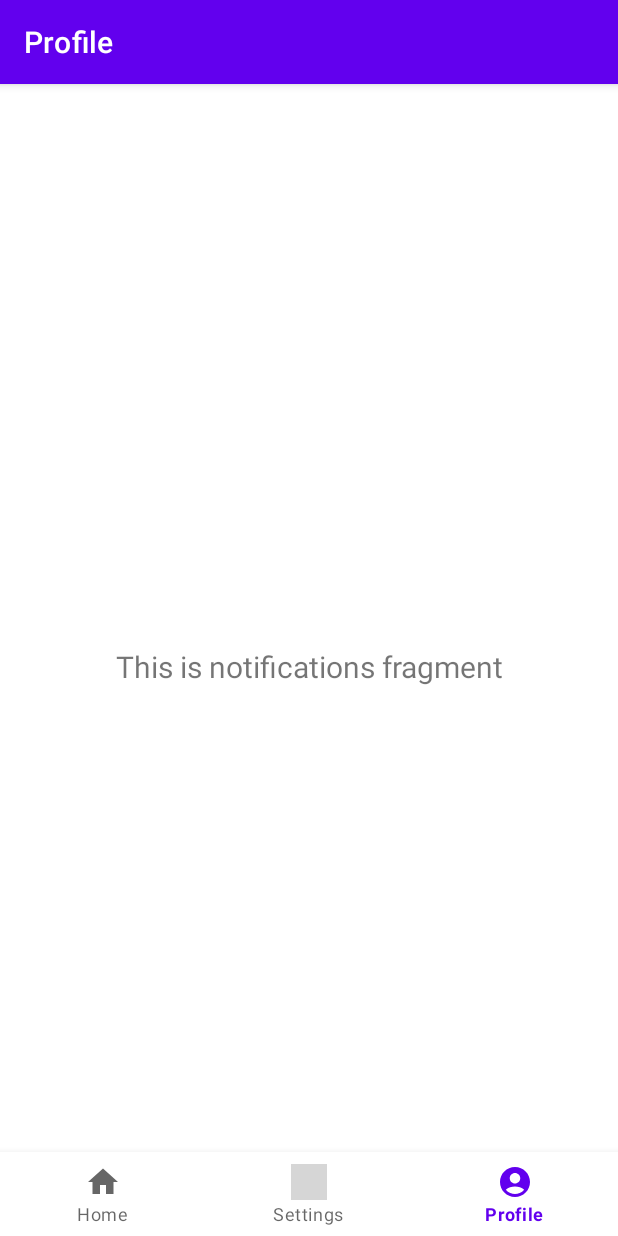
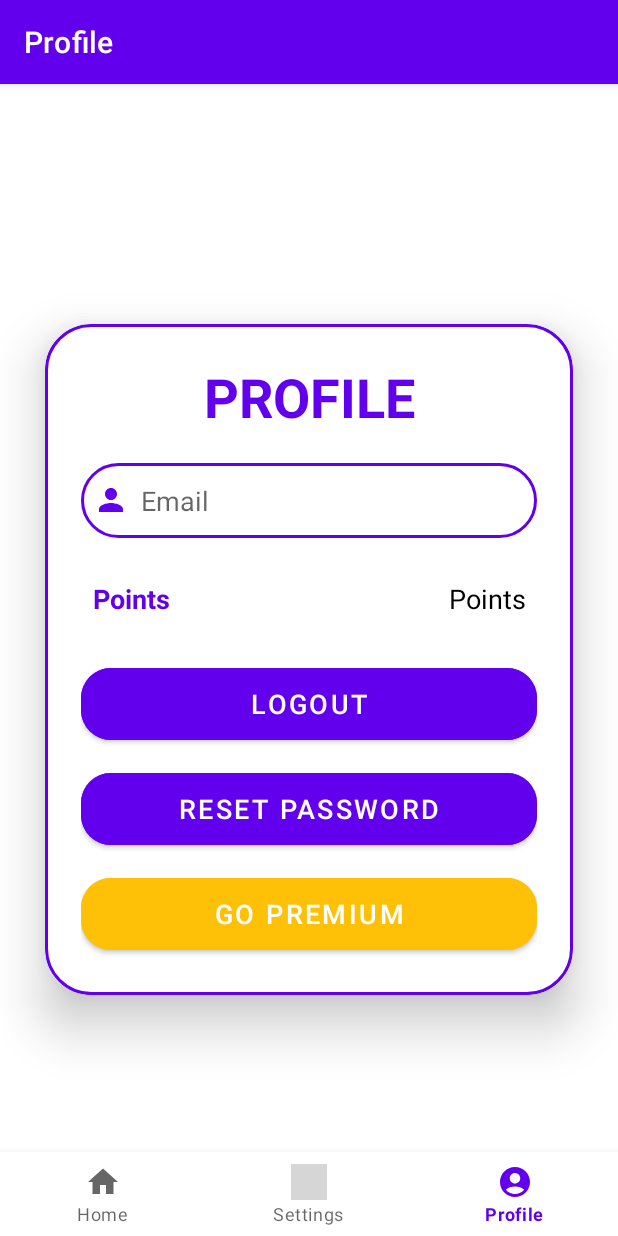
Before and after one commit to goncalobraga27/SA, an Android app: the ProfileFragment screen opened through its navigation route, on a phone screen of 412 x 824 dp. Run offline under Robolectric (Android 15) with nearby library versions, the phone set to English and light mode, and no system bars; our stand-ins replace Firebase (no records; nobody signed in at launch, a user with empty details on screens opened directly), navigation-ui; grey boxes are pictures that could not be loaded.

Commit message:
Profile Page added

```diff
--- a/SAApp/app/src/main/java/com/example/saapp/MainActivity.java
+++ b/SAApp/app/src/main/java/com/example/saapp/MainActivity.java
@@ -1,5 +1,6 @@
 package com.example.saapp;
 
+import android.content.Intent;
 import android.content.pm.PackageManager;
 import android.location.Location;
 import android.location.LocationListener;
@@ -21,10 +22,13 @@ import androidx.navigation.ui.AppBarConfiguration;
 import androidx.navigation.ui.NavigationUI;
 
 import com.example.saapp.databinding.ActivityMainBinding;
+import com.google.firebase.auth.FirebaseAuth;
 
 public class MainActivity extends AppCompatActivity {
 
     private ActivityMainBinding binding;
+    private FirebaseAuth firebaseAuth;
+    private FirebaseAuth.AuthStateListener authStateListener;
 
     @Override
     protected void onCreate(Bundle savedInstanceState) {
@@ -42,5 +46,31 @@ public class MainActivity extends AppCompatActivity {
         NavController navController = Navigation.findNavController(this, R.id.nav_host_fragment_activity_main);
         NavigationUI.setupActionBarWithNavController(this, navController, appBarConfiguration);
         NavigationUI.setupWithNavController(binding.navView, navController);
+
+        firebaseAuth = FirebaseAuth.getInstance();
+
+        authStateListener = firebaseAuth -> {
+            if (firebaseAuth.getCurrentUser() == null) {
+                Intent loginIntent = new Intent(MainActivity.this, LoginActivity.class);
+                loginIntent.setFlags(Intent.FLAG_ACTIVITY_NEW_TASK | Intent.FLAG_ACTIVITY_CLEAR_TASK);
+                startActivity(loginIntent);
+                finish();
+            }
+        };
     }
+
+    @Override
+    public void onStart(){
+        super.onStart();
+        firebaseAuth.addAuthStateListener(authStateListener);
+    }
+
+    @Override
+    public void onStop() {
+        super.onStop();
+        if (authStateListener != null) {
+            firebaseAuth.removeAuthStateListener(authStateListener);
+        }
+    }
+
 }
--- a/SAApp/app/src/main/java/com/example/saapp/SignUpActivity.java
+++ b/SAApp/app/src/main/java/com/example/saapp/SignUpActivity.java
@@ -7,12 +7,7 @@ import android.widget.EditText;
 import android.widget.TextView;
 import android.widget.Toast;
 
-import androidx.annotation.NonNull;
 import androidx.appcompat.app.AppCompatActivity;
-
-import com.google.android.gms.tasks.OnCompleteListener;
-import com.google.android.gms.tasks.Task;
-import com.google.firebase.auth.AuthResult;
 import com.google.firebase.auth.FirebaseAuth;
 
 import java.util.Objects;
@@ -43,15 +38,12 @@ public class SignUpActivity extends AppCompatActivity {
             if(pass.isEmpty()){
                 editTextPassword.setError("Password cannot be empty");
             } else{
-                auth.createUserWithEmailAndPassword(user, pass).addOnCompleteListener(new OnCompleteListener<AuthResult>() {
-                    @Override
-                    public void onComplete(@NonNull Task<AuthResult> task) {
-                        if(task.isSuccessful()){
-                            Toast.makeText(SignUpActivity.this, "Signup Successful", Toast.LENGTH_SHORT).show();
-                            startActivity(new Intent(SignUpActivity.this, LoginActivity.class));
-                        } else{
-                            Toast.makeText(SignUpActivity.this, "Signup Failed" + Objects.requireNonNull(task.getException()).getMessage(), Toast.LENGTH_SHORT).show();
-                        }
+                auth.createUserWithEmailAndPassword(user, pass).addOnCompleteListener(task -> {
+                    if(task.isSuccessful()){
+                        Toast.makeText(SignUpActivity.this, "Signup Successful", Toast.LENGTH_SHORT).show();
+                        startActivity(new Intent(SignUpActivity.this, LoginActivity.class));
+                    } else{
+                        Toast.makeText(SignUpActivity.this, "Signup Failed" + Objects.requireNonNull(task.getException()).getMessage(), Toast.LENGTH_SHORT).show();
                     }
                 });
             }
--- a/SAApp/app/src/main/java/com/example/saapp/ui/profile/ProfileFragment.java
+++ b/SAApp/app/src/main/java/com/example/saapp/ui/profile/ProfileFragment.java
@@ -4,12 +4,11 @@ import android.os.Bundle;
 import android.view.LayoutInflater;
 import android.view.View;
 import android.view.ViewGroup;
-import android.widget.TextView;
+import android.widget.Toast;
 
 import androidx.annotation.NonNull;
 import androidx.fragment.app.Fragment;
 import androidx.lifecycle.ViewModelProvider;
-
 import com.example.saapp.databinding.FragmentProfileBinding;
 
 public class ProfileFragment extends Fragment {
@@ -18,15 +17,24 @@ public class ProfileFragment extends Fragment {
 
     public View onCreateView(@NonNull LayoutInflater inflater,
                              ViewGroup container, Bundle savedInstanceState) {
-        ProfileViewModel notificationsViewModel =
-                new ViewModelProvider(this).get(ProfileViewModel.class);
+        ProfileViewModel profileViewModel = new ViewModelProvider(this).get(ProfileViewModel.class);
 
         binding = FragmentProfileBinding.inflate(inflater, container, false);
         View root = binding.getRoot();
 
-        final TextView textView = binding.textNotifications;
-        notificationsViewModel.getText().observe(getViewLifecycleOwner(), textView::setText);
+        profileViewModel.getUserEmail().observe(getViewLifecycleOwner(), email -> binding.editTextEmailProfile.setText(email));
+        profileViewModel.getPasswordResetEmailStatus().observe(getViewLifecycleOwner(), this::showToast);
+
+        binding.buttonLogout.setOnClickListener(v -> profileViewModel.logout());
+        binding.buttonResetPass.setOnClickListener(v -> profileViewModel.sendPasswordResetEmail());
+
+        binding.buttonGoPremium.setOnClickListener(v -> {});
+
         return root;
+    }
+
+    private void showToast(String message) {
+        Toast.makeText(getContext(), message, Toast.LENGTH_SHORT).show();
     }
 
     @Override
--- a/SAApp/app/src/main/java/com/example/saapp/ui/profile/ProfileViewModel.java
+++ b/SAApp/app/src/main/java/com/example/saapp/ui/profile/ProfileViewModel.java
@@ -1,19 +1,58 @@
 package com.example.saapp.ui.profile;
+
+import android.util.Log;
+import android.widget.Toast;
 
 import androidx.lifecycle.LiveData;
 import androidx.lifecycle.MutableLiveData;
 import androidx.lifecycle.ViewModel;
 
+import com.google.firebase.Firebase;
+import com.google.firebase.auth.FirebaseAuth;
+import com.google.firebase.auth.FirebaseUser;
+
 public class ProfileViewModel extends ViewModel {
 
-    private final MutableLiveData<String> mText;
+    private final FirebaseAuth firebaseAuth = FirebaseAuth.getInstance();
+    private final MutableLiveData<String> userEmail = new MutableLiveData<>();
+    private final MutableLiveData<Integer> userPoints = new MutableLiveData<>();
+    private final MutableLiveData<String> passwordResetEmailStatus = new MutableLiveData<>();
 
     public ProfileViewModel() {
-        mText = new MutableLiveData<>();
-        mText.setValue("This is notifications fragment");
+        FirebaseUser currentUser = firebaseAuth.getCurrentUser();
+        userEmail.setValue(currentUser != null ? currentUser.getEmail() : null);
     }
 
-    public LiveData<String> getText() {
-        return mText;
+    public LiveData<String> getUserEmail() {
+        return userEmail;
     }
+
+    public LiveData<Integer> getUserPoints() {
+        return userPoints;
+    }
+
+    public LiveData<String> getPasswordResetEmailStatus() {
+        return passwordResetEmailStatus;
+    }
+
+    public void logout() {
+        firebaseAuth.signOut();
+    }
+
+    public void sendPasswordResetEmail() {
+        FirebaseUser user = firebaseAuth.getCurrentUser();
+        if (user != null && user.getEmail() != null) {
+            firebaseAuth.sendPasswordResetEmail(user.getEmail())
+                    .addOnCompleteListener(task -> {
+                        if (task.isSuccessful()) {
+                            passwordResetEmailStatus.setValue("Reset email sent to " + user.getEmail());
+                        } else {
+                            passwordResetEmailStatus.setValue("Failed to send reset email");
+                        }
+                    });
+        } else {
+            passwordResetEmailStatus.setValue("There is no email available for reset");
+        }
+    }
+
 }
--- a/SAApp/app/src/main/res/layout/fragment_profile.xml
+++ b/SAApp/app/src/main/res/layout/fragment_profile.xml
@@ -1,22 +1,115 @@
 <?xml version="1.0" encoding="utf-8"?>
-<androidx.constraintlayout.widget.ConstraintLayout xmlns:android="http://schemas.android.com/apk/res/android"
+<LinearLayout
+    xmlns:android="http://schemas.android.com/apk/res/android"
     xmlns:app="http://schemas.android.com/apk/res-auto"
     xmlns:tools="http://schemas.android.com/tools"
     android:layout_width="match_parent"
     android:layout_height="match_parent"
+    android:orientation="vertical"
+    android:gravity="center"
     tools:context=".ui.profile.ProfileFragment">
 
-    <TextView
-        android:id="@+id/text_notifications"
+    <androidx.cardview.widget.CardView
         android:layout_width="match_parent"
         android:layout_height="wrap_content"
-        android:layout_marginStart="8dp"
-        android:layout_marginTop="8dp"
-        android:layout_marginEnd="8dp"
-        android:textAlignment="center"
-        android:textSize="20sp"
-        app:layout_constraintBottom_toBottomOf="parent"
-        app:layout_constraintEnd_toEndOf="parent"
-        app:layout_constraintStart_toStartOf="parent"
-        app:layout_constraintTop_toTopOf="parent" />
-</androidx.constraintlayout.widget.ConstraintLayout>
+        android:layout_margin="30dp"
+        app:cardCornerRadius="30dp"
+        app:cardElevation="20dp">
+
+        <LinearLayout
+            android:layout_width="match_parent"
+            android:layout_height="wrap_content"
+            android:orientation="vertical"
+            android:layout_gravity="center_horizontal"
+            android:padding="24dp"
+            android:background="@drawable/custom_edittext">
+
+            <TextView
+                android:layout_width="match_parent"
+                android:layout_height="wrap_content"
+                android:text="@string/profile"
+                android:textSize="36sp"
+                android:textAlignment="center"
+                android:textStyle="bold"
+                android:textColor="@color/purple_500" />
+
+            <!-- Email -->
+            <EditText
+                android:layout_width="match_parent"
+                android:layout_height="50dp"
+                android:id="@+id/editTextEmailProfile"
+                android:background="@drawable/custom_edittext"
+                android:layout_marginTop="20dp"
+                android:padding="8dp"
+                android:hint="@string/prompt_email"
+                android:drawableStart="@drawable/baseline_person_24"
+                android:drawablePadding="8dp"
+                android:textColor="@color/black"
+                android:autofillHints="emailAddress"
+                android:inputType="textEmailAddress"
+                android:enabled="false"/>
+
+            <!-- Points -->
+            <LinearLayout
+                android:layout_width="match_parent"
+                android:layout_height="match_parent"
+                android:padding="8dp"
+                android:layout_marginTop="20dp"
+                android:orientation="horizontal">
+                <TextView
+                    android:layout_width="wrap_content"
+                    android:layout_height="wrap_content"
+                    android:layout_weight="1"
+                    android:text="@string/points"
+                    android:textStyle="bold"
+                    android:textColor="@color/purple_500"
+                    android:textSize="18sp"/>
+                <TextView
+                    android:layout_width="wrap_content"
+                    android:layout_height="wrap_content"
+                    android:id="@+id/profilePoints"
+                    android:text="@string/points"
+                    android:layout_weight="1"
+                    android:textAlignment="viewEnd"
+                    android:textColor="@color/black"
+                    android:textSize="18sp"/>
+            </LinearLayout>
+
+            <!-- Logout Button -->
+            <Button
+                android:layout_width="match_parent"
+                android:layout_height="60dp"
+                android:text="@string/logout"
+                android:id="@+id/buttonLogout"
+                android:textSize="18sp"
+                android:layout_marginTop="20dp"
+                android:backgroundTint="@color/purple_500"
+                app:cornerRadius="20dp" />
+
+            <!-- Logout Button -->
+            <Button
+                android:layout_width="match_parent"
+                android:layout_height="60dp"
+                android:text="@string/reset_password"
+                android:id="@+id/buttonResetPass"
+                android:textSize="18sp"
+                android:layout_marginTop="10dp"
+                android:backgroundTint="@color/purple_500"
+                app:cornerRadius="20dp" />
+
+            <!-- Go Premium Button -->
+            <Button
+                android:layout_width="match_parent"
+                android:layout_height="60dp"
+                android:text="@string/go_premium"
+                android:id="@+id/buttonGoPremium"
+                android:textSize="18sp"
+                android:layout_marginTop="10dp"
+                android:backgroundTint="@color/yellow"
+                app:cornerRadius="20dp" />
+
+        </LinearLayout>
+
+    </androidx.cardview.widget.CardView>
+
+</LinearLayout>
--- a/SAApp/app/src/main/res/values/colors.xml
+++ b/SAApp/app/src/main/res/values/colors.xml
@@ -8,4 +8,5 @@
     <color name="black">#FF000000</color>
     <color name="white">#FFFFFFFF</color>
     <color name="red">#FF0000</color>
+    <color name="yellow">#FFC107</color>
 </resources>
--- a/SAApp/app/src/main/res/values/strings.xml
+++ b/SAApp/app/src/main/res/values/strings.xml
@@ -3,6 +3,7 @@
     <string name="title_home">Home</string>
     <string name="title_settings">Settings</string>
     <string name="title_profile">Profile</string>
+    <string name="profile">PROFILE</string>
     <string name="title_activity_login">LoginActivity</string>
     <string name="prompt_email">Email</string>
     <string name="prompt_password">Password</string>
@@ -22,4 +23,8 @@
     <string name="forgot_password">Forgot Password?</string>
     <string name="forgot_password_title">FORGOT PASSWORD</string>
     <string name="back">Back</string>
+    <string name="points">Points</string>
+    <string name="logout">Logout</string>
+    <string name="go_premium">Go Premium</string>
+    <string name="reset_password">Reset Password</string>
 </resources>
```
